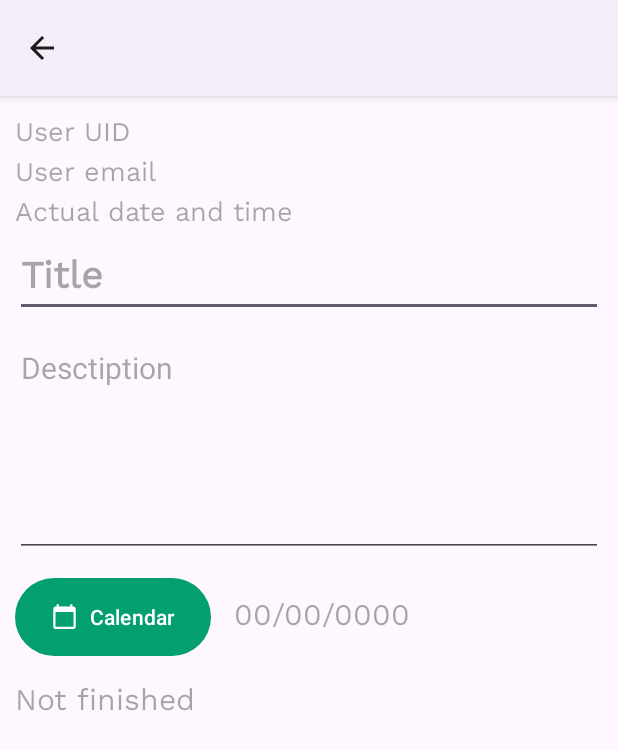
After one commit to ddombuj/To_Do_List, an Android app: the AddNote screen opened directly, with no data from a screen before it, on a phone screen of 412 x 824 dp. The commit adds this screen. Shown: the top 750 px of the screen. Run offline under Robolectric (Android 15) with nearby library versions, the phone set to English and light mode, and no system bars; 1 statement that could not run was skipped.

Commit message:
created: add note activity and show calendar

```diff
--- a/app/src/main/AndroidManifest.xml
+++ b/app/src/main/AndroidManifest.xml
@@ -12,6 +12,9 @@
         android:supportsRtl="true"
         android:theme="@style/Theme.ToDoList"
         tools:targetApi="31">
+        <activity
+            android:name=".addNote.AddNote"
+            android:exported="false" />
         <activity
             android:name=".MainMenu"
             android:exported="false" />
--- /dev/null
+++ b/app/src/main/java/com/ddombuj/to_do_list/addNote/AddNote.java
@@ -0,0 +1,97 @@
+package com.ddombuj.to_do_list.addNote;
+
+import android.app.DatePickerDialog;
+import android.os.Bundle;
+import android.view.View;
+import android.widget.Button;
+import android.widget.DatePicker;
+import android.widget.EditText;
+import android.widget.TextView;
+
+import androidx.activity.EdgeToEdge;
+import androidx.appcompat.app.ActionBar;
+import androidx.appcompat.app.AppCompatActivity;
+import androidx.core.graphics.Insets;
+import androidx.core.view.ViewCompat;
+import androidx.core.view.WindowInsetsCompat;
+
+import com.ddombuj.to_do_list.R;
+
+import java.util.Calendar;
+
+public class AddNote extends AppCompatActivity {
+
+    TextView uid_user, user_email, actual_date_time, date, state;
+    EditText title, description;
+    Button btn_calendar;
+
+    int year, month, day;
+
+    @Override
+    protected void onCreate(Bundle savedInstanceState) {
+        super.onCreate(savedInstanceState);
+        EdgeToEdge.enable(this);
+        setContentView(R.layout.activity_add_note);
+        ViewCompat.setOnApplyWindowInsetsListener(findViewById(R.id.main), (v, insets) -> {
+            Insets systemBars = insets.getInsets(WindowInsetsCompat.Type.systemBars());
+            v.setPadding(systemBars.left, systemBars.top, systemBars.right, systemBars.bottom);
+            return insets;
+        });
+
+        ActionBar actionBar = getSupportActionBar();
+        actionBar.setTitle("");
+        actionBar.setDisplayShowHomeEnabled(true);
+        actionBar.setDisplayHomeAsUpEnabled(true);
+
+        initializeVariables();
+        getData();
+        getActualDateTime();
+
+        btn_calendar.setOnClickListener(new View.OnClickListener() {
+            @Override
+            public void onClick(View view) {
+                final Calendar calendar = Calendar.getInstance();
+                year = calendar.get(Calendar.YEAR);
+                month = calendar.get(Calendar.MONTH);
+                day = calendar.get(Calendar.DAY_OF_MONTH);
+
+                DatePickerDialog datePickerDialog = new DatePickerDialog(AddNote.this, new DatePickerDialog.OnDateSetListener() {
+                    @Override
+                    public void onDateSet(DatePicker datePicker, int selectedYear, int selectedMonth, int selectedDay) {
+                        String dayFormatted, monthFormatted;
+                        //Get day
+                        if(selectedDay < 10){
+                            dayFormatted = "0" + String.valueOf(selectedDay);
+                        }  else {
+                            dayFormatted = String.valueOf(selectedDay);
+                        }
+
+                        //Get month
+                        int month = selectedMonth + 1;
+
+                        if(month < 10){
+                            monthFormatted = "0" + String.valueOf(month);
+                        }else {
+                            monthFormatted = String.valueOf(month);
+                        }
+
+                        //Set date in textview
+                        date.setText(dayFormatted + "/" + monthFormatted + "/" + selectedYear);
+                    }
+                }
+                , year, month, day);
+                datePickerDialog.show();
+            }
+        });
+    }
+
+    private void getActualDateTime() {
+    }
+
+    private void getData() {
+
+    }
+
+    private void initializeVariables() {
+    }
+}
--- /dev/null
+++ b/app/src/main/res/drawable/ic_calendar.xml
@@ -0,0 +1,5 @@
+<vector xmlns:android="http://schemas.android.com/apk/res/android" android:height="24dp" android:tint="#CCCCCC" android:viewportHeight="24" android:viewportWidth="24" android:width="24dp">
+
+    <path android:fillColor="@android:color/white" android:pathData="M20,3h-1L19,1h-2v2L7,3L7,1L5,1v2L4,3c-1.1,0 -2,0.9 -2,2v16c0,1.1 0.9,2 2,2h16c1.1,0 2,-0.9 2,-2L22,5c0,-1.1 -0.9,-2 -2,-2zM20,21L4,21L4,8h16v13z"/>
+
+</vector>
--- /dev/null
+++ b/app/src/main/res/layout/activity_add_note.xml
@@ -0,0 +1,98 @@
+<?xml version="1.0" encoding="utf-8"?>
+<ScrollView
+    xmlns:android="http://schemas.android.com/apk/res/android"
+    xmlns:app="http://schemas.android.com/apk/res-auto"
+    xmlns:tools="http://schemas.android.com/tools"
+    android:id="@+id/main"
+    android:layout_width="match_parent"
+    android:layout_height="match_parent"
+    tools:context=".addNote.AddNote">
+
+    <androidx.appcompat.widget.LinearLayoutCompat
+        android:layout_width="match_parent"
+        android:layout_height="wrap_content"
+        android:orientation="vertical"
+        android:padding="10dp">
+
+        <TextView
+            android:id="@+id/uid_user"
+            android:hint="@string/uid_user"
+            android:textSize="18sp"
+            android:fontFamily="@font/worksans"
+            android:layout_width="wrap_content"
+            android:layout_height="wrap_content" />
+
+        <TextView
+            android:id="@+id/user_email"
+            android:hint="@string/user_email"
+            android:textSize="18sp"
+            android:fontFamily="@font/worksans"
+            android:layout_width="wrap_content"
+            android:layout_height="wrap_content" />
+
+        <TextView
+            android:id="@+id/actual_date_time"
+            android:hint="@string/actual_date_time"
+            android:textSize="18sp"
+            android:fontFamily="@font/worksans"
+            android:layout_width="wrap_content"
+            android:layout_height="wrap_content" />
+
+        <EditText
+            android:id="@+id/title"
+            android:hint="@string/Title"
+            android:textSize="25sp"
+            android:textStyle="bold"
+            android:fontFamily="@font/worksans"
+            android:layout_width="match_parent"
+            android:layout_height="wrap_content"/>
+
+        <EditText
+            android:id="@+id/description"
+            android:hint="@string/Description"
+            android:minHeight="150dp"
+            android:textSize="20sp"
+            android:layout_marginTop="10dp"
+            android:gravity="start"
+            android:layout_width="match_parent"
+            android:layout_height="wrap_content"/>
+
+        <androidx.appcompat.widget.LinearLayoutCompat
+            android:layout_width="match_parent"
+            android:layout_height="wrap_content"
+            android:orientation="horizontal"
+            android:layout_marginTop="10dp">
+
+            <Button
+                android:id="@+id/btn_calendar"
+                android:text="@string/btn_calendar"
+                app:icon="@drawable/ic_calendar"
+                android:layout_width="wrap_content"
+                android:layout_height="60dp"/>
+
+            <TextView
+                android:id="@+id/date"
+                android:hint="@string/Date"
+                android:textSize="20sp"
+                android:layout_marginStart="15dp"
+                android:fontFamily="@font/worksans"
+                android:layout_width="wrap_content"
+                android:layout_height="wrap_content"/>
+
+        </androidx.appcompat.widget.LinearLayoutCompat>
+
+        <TextView
+            android:id="@+id/state"
+            android:hint="@string/State"
+            android:textSize="20sp"
+            android:layout_marginTop="10dp"
+            android:fontFamily="@font/worksans"
+            android:layout_width="wrap_content"
+            android:layout_height="wrap_content"/>
+
+
+
+    </androidx.appcompat.widget.LinearLayoutCompat>
+
+
+</ScrollView>
--- a/app/src/main/res/values/strings.xml
+++ b/app/src/main/res/values/strings.xml
@@ -28,4 +28,14 @@
     <string name="namesMain"> -- </string>
     <string name="emailMain"> -- </string>
 
+    <!--ADD NOTE-->
+    <string name="uid_user">User UID</string>
+    <string name="user_email">User email</string>
+    <string name="actual_date_time">Actual date and time</string>
+    <string name="Title">Title</string>
+    <string name="Description">Desctiption</string>
+    <string name="btn_calendar">Calendar</string>
+    <string name="Date">00/00/0000</string>
+    <string name="State">Not finished</string>
+
 </resources>
```
